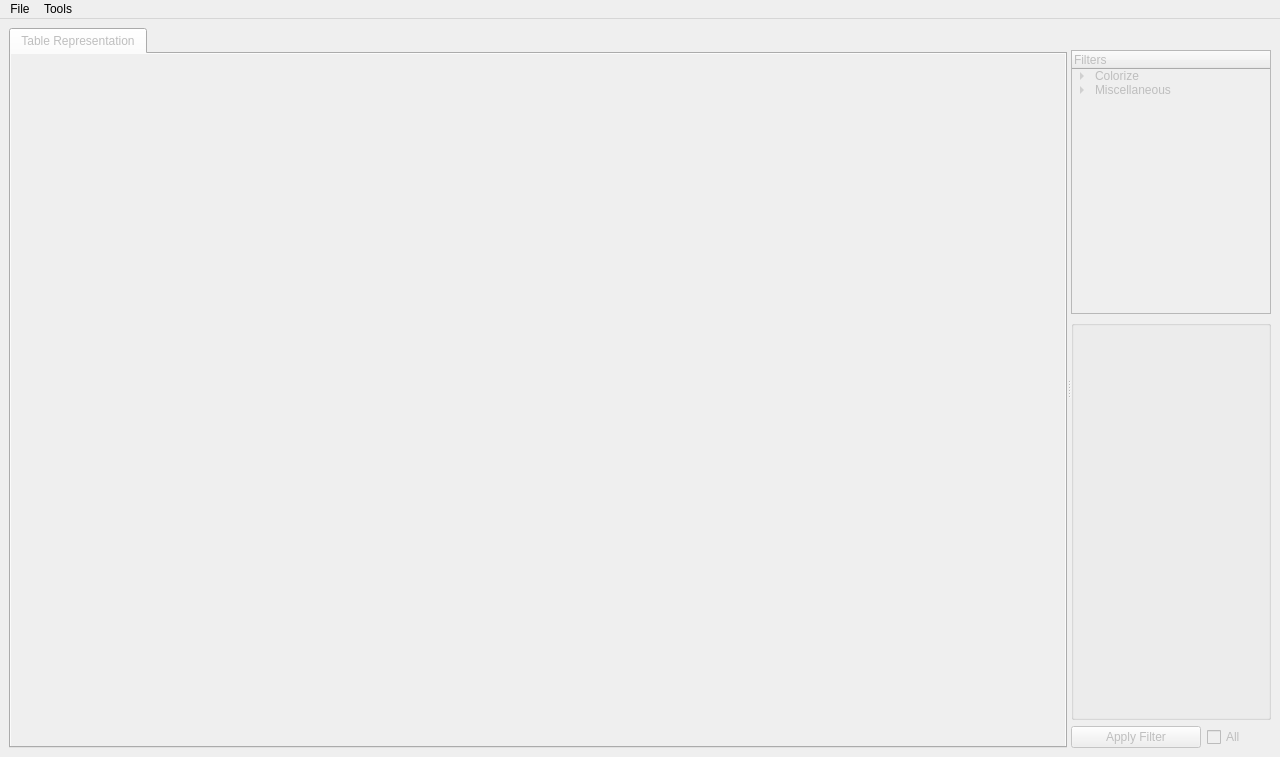
The window that mainwindow.ui (Airels/ihm-tabs) describes before a commit, drawn with Qt 5.
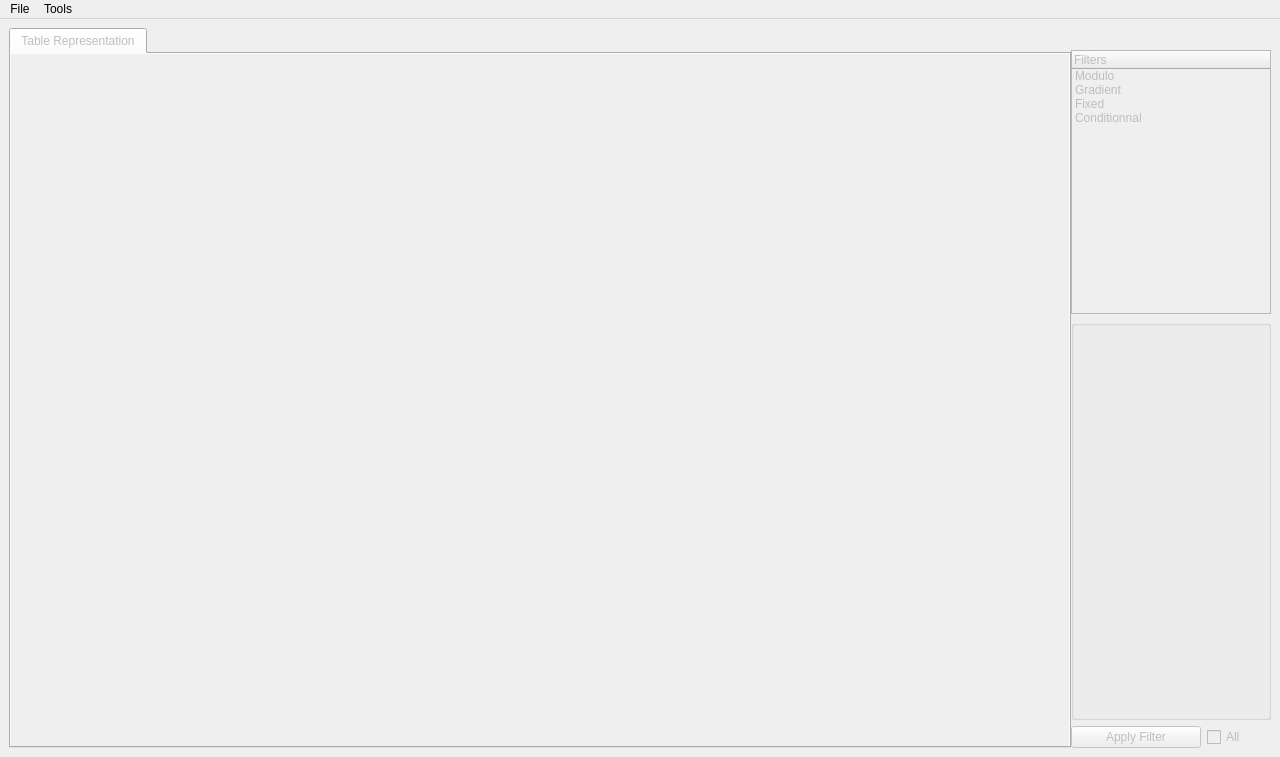
The same window after the commit.

```diff
--- a/mainwindow.ui
+++ b/mainwindow.ui
@@ -41,6 +41,9 @@
       <property name="orientation">
        <enum>Qt::Horizontal</enum>
       </property>
+      <property name="handleWidth">
+       <number>0</number>
+      </property>
       <widget class="QTabWidget" name="_tabWidget">
        <property name="enabled">
         <bool>false</bool>
@@ -185,6 +188,21 @@
           <property name="enabled">
            <bool>false</bool>
           </property>
+          <property name="indentation">
+           <number>0</number>
+          </property>
+          <property name="rootIsDecorated">
+           <bool>false</bool>
+          </property>
+          <property name="uniformRowHeights">
+           <bool>true</bool>
+          </property>
+          <property name="sortingEnabled">
+           <bool>false</bool>
+          </property>
+          <property name="wordWrap">
+           <bool>false</bool>
+          </property>
           <column>
            <property name="text">
             <string>Filters</string>
@@ -192,11 +210,9 @@
           </column>
           <item>
            <property name="text">
-            <string>Colorize</string>
+            <string>Modulo</string>
            </property>
-           <property name="flags">
-            <set>ItemIsEnabled</set>
-           </property>
+          </item>
            <item>
             <property name="text">
              <string>Gradient</string>
@@ -212,25 +228,6 @@
              <string>Conditionnal</string>
             </property>
            </item>
-           <item>
-            <property name="text">
-             <string>Modulo</string>
-            </property>
-           </item>
-          </item>
-          <item>
-           <property name="text">
-            <string>Miscellaneous</string>
-           </property>
-           <property name="flags">
-            <set>ItemIsEnabled</set>
-           </property>
-           <item>
-            <property name="text">
-             <string>Sort</string>
-            </property>
-           </item>
-          </item>
          </widget>
         </item>
         <item>
```
Left out of the diff: 2 changed lines with no effect on the pictures. Lines whose indentation alone changed are shown as unchanged.
